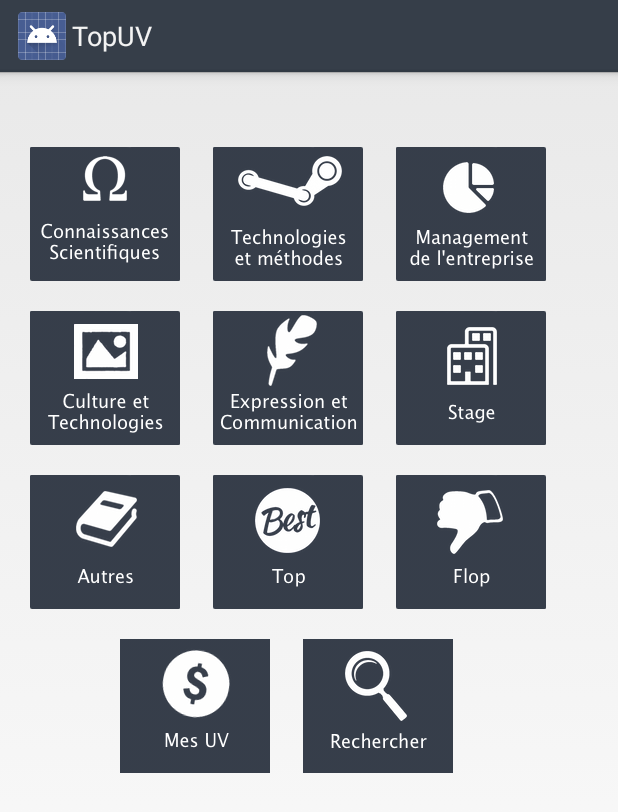
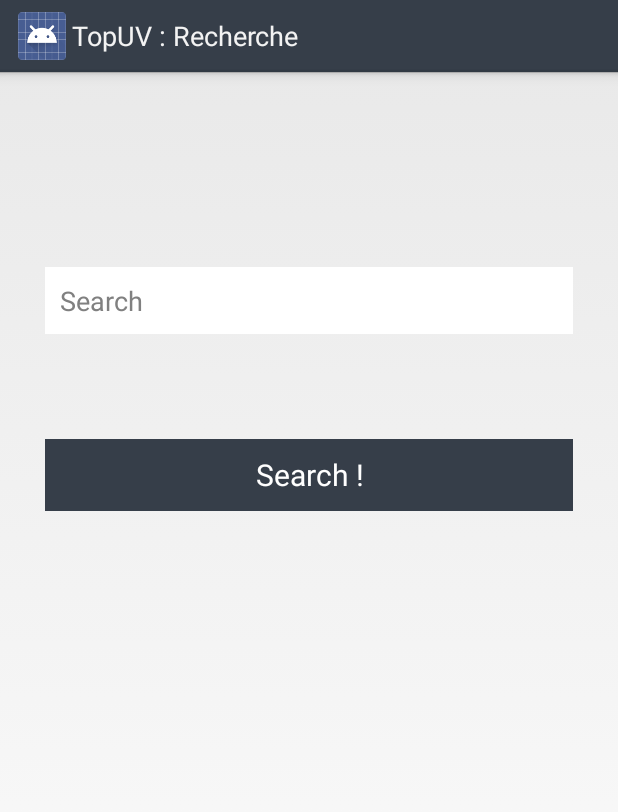
Before and after one commit to JulesHirault/TopUV, an Android app: the fragment CategoriesFragment shown on its own in the app's theme, after a tap on an icon or button, on a phone screen of 412 x 824 dp. Shown: the top 812 px of the screen. Run offline under Robolectric (Android 15) with nearby library versions, the phone set to English and light mode, and no system bars.

Commit message:
Update Project Added new Search class, activity and layout

```diff
--- a/TopUV/src/main/AndroidManifest.xml
+++ b/TopUV/src/main/AndroidManifest.xml
@@ -30,6 +30,10 @@
             android:name=".activities.ListActivity"
             android:label="@string/activity_list_uv">
         </activity>
+        <activity
+            android:name=".activities.SearchActivity"
+            android:label="@string/activity_search">
+        </activity>
     </application>
 
     <uses-permission android:name="android.permission.INTERNET" />
--- /dev/null
+++ b/TopUV/src/main/java/com/if26/topuv/activities/SearchActivity.java
@@ -0,0 +1,17 @@
+package com.if26.topuv.activities;
+
+import android.app.Activity;
+import android.os.Bundle;
+
+import com.if26.topuv.R;
+
+/**
+ * Created by Flo on 26/12/2013.
+ */
+public class SearchActivity extends Activity {
+    @Override
+    protected void onCreate(Bundle savedInstanceState) {
+        super.onCreate(savedInstanceState);
+        setContentView(R.layout.activity_search);
+    }
+}
--- a/TopUV/src/main/java/com/if26/topuv/fragment/CategoriesFragment.java
+++ b/TopUV/src/main/java/com/if26/topuv/fragment/CategoriesFragment.java
@@ -12,6 +12,7 @@ import android.widget.Toast;
 import com.if26.topuv.R;
 import com.if26.topuv.activities.CategoriesActivity;
 import com.if26.topuv.activities.ListActivity;
+import com.if26.topuv.activities.SearchActivity;
 import com.if26.topuv.constants.IntentConstants;
 
 import java.util.concurrent.ExecutionException;
@@ -102,7 +103,10 @@ public class CategoriesFragment extends Fragment implements View.OnClickListener
             intent.putExtra(IntentConstants.TOKEN, token);
             this.startActivity(intent);
         } else if(view == Search) {
-            Toast.makeText(getActivity().getBaseContext(), "Get Search List", Toast.LENGTH_SHORT).show();
+            Intent intent = new Intent(this.getActivity(), SearchActivity.class);
+            intent.putExtra(IntentConstants.ID_CATEGORY, "8");
+            intent.putExtra(IntentConstants.TOKEN, token);
+            this.startActivity(intent);
         }
     }
 
--- /dev/null
+++ b/TopUV/src/main/java/com/if26/topuv/fragment/SearchFragment.java
@@ -0,0 +1,59 @@
+package com.if26.topuv.fragment;
+
+import android.app.Fragment;
+import android.content.Intent;
+import android.os.Bundle;
+import android.view.LayoutInflater;
+import android.view.View;
+import android.view.ViewGroup;
+import android.widget.Button;
+import android.widget.EditText;
+import android.widget.Toast;
+
+import com.if26.topuv.R;
+import com.if26.topuv.activities.ListActivity;
+import com.if26.topuv.constants.IntentConstants;
+
+
+/**
+ * Created by Flo on 26/12/2013.
+ */
+public class SearchFragment extends Fragment implements View.OnClickListener {
+
+    private EditText searchText;
+    private Button searchButton;
+
+    @Override
+    public View onCreateView(LayoutInflater inflater, ViewGroup container,
+                             Bundle savedInstanceState) {
+        View v = inflater.inflate(R.layout.search_page, container, false);
+        searchText = (EditText) v.findViewById(R.id.searchField);
+        searchButton = (Button) v.findViewById(R.id.searchButton);
+        searchButton.setOnClickListener(this);
+
+        return v;
+    }
+
+    @Override
+    public void onClick(View view) {
+
+        boolean error = false;
+        if(searchText.length() == 0)
+        {
+            error = true;
+        }
+        if(error)
+        {
+            Toast.makeText(getActivity().getBaseContext(), "Blank search field !", Toast.LENGTH_SHORT).show();
+            return;
+        }
+
+        String token = this.getActivity().getIntent().getStringExtra(IntentConstants.TOKEN);
+        String id_category = this.getActivity().getIntent().getStringExtra(IntentConstants.ID_CATEGORY);
+        Intent intent = new Intent(this.getActivity(), ListActivity.class);
+        intent.putExtra(IntentConstants.ID_CATEGORY, id_category);
+        intent.putExtra(IntentConstants.TOKEN, token);
+        this.startActivity(intent);
+    }
+
+}
--- /dev/null
+++ b/TopUV/src/main/res/layout/activity_search.xml
@@ -0,0 +1,6 @@
+<?xml version="1.0" encoding="utf-8"?>
+<fragment xmlns:android="http://schemas.android.com/apk/res/android"
+    xmlns:tools="http://schemas.android.com/tools"
+    android:layout_width="match_parent"
+    android:layout_height="match_parent"
+    android:name="com.if26.topuv.fragment.SearchFragment" />
--- /dev/null
+++ b/TopUV/src/main/res/layout/search_page.xml
@@ -0,0 +1,43 @@
+<?xml version="1.0" encoding="utf-8"?>
+
+<LinearLayout xmlns:android="http://schemas.android.com/apk/res/android"
+    android:orientation="vertical" android:layout_width="match_parent"
+    android:layout_height="match_parent">
+
+    <ScrollView
+        android:layout_width="match_parent"
+        android:layout_height="match_parent"
+        android:id="@+id/scrollView"
+        android:layout_gravity="center_horizontal"
+        android:paddingLeft="30dp"
+        android:paddingRight="30dp"
+        android:paddingTop="130dp">
+
+        <LinearLayout
+            android:layout_width="fill_parent"
+            android:layout_height="wrap_content"
+            android:layout_alignParentLeft="true"
+            android:orientation="vertical">
+
+            <EditText
+                android:layout_width="match_parent"
+                android:layout_height="wrap_content"
+                android:id="@+id/searchField"
+                android:layout_gravity="center_horizontal"
+                android:hint="Search"
+                android:background="#ffffff"
+                android:padding="10dp" />
+
+            <Button
+                android:layout_width="match_parent"
+                android:layout_height="wrap_content"
+                android:text="Search !"
+                android:id="@+id/searchButton"
+                android:layout_gravity="center_horizontal"
+                android:layout_marginTop="70dp"
+                android:textSize="20sp"
+                android:textColor="#ffffff"
+                android:background="#363e49" />
+            </LinearLayout>
+    </ScrollView>
+</LinearLayout>
--- a/TopUV/src/main/res/values/strings.xml
+++ b/TopUV/src/main/res/values/strings.xml
@@ -5,5 +5,6 @@
     <string name="action_settings">Settings</string>
     <string name="activity_categories">  TopUV : Categories</string>
     <string name="activity_list_uv">  TopUV : Resultat</string>
+    <string name="activity_search">  TopUV : Recherche</string>
 
 </resources>
```
